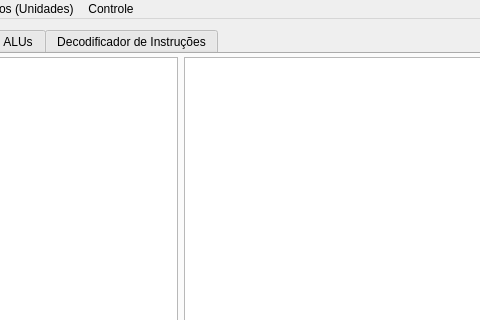
Qt form SIMULinho_UI/simulinho.ui (RISCuinho/SIMULinho) before a commit; both pictures show x 89 to 569 and y 0 to 320 of the 1024 by 640 pixel window.
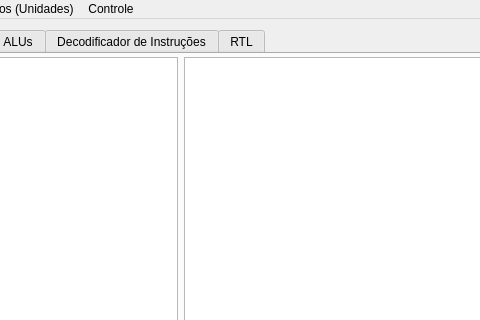
The same form after that commit. The open tabs and pages were chosen to show the change. Custom widgets are drawn as their Qt base class.

```diff
--- a/SIMULinho_UI/simulinho.ui
+++ b/SIMULinho_UI/simulinho.ui
@@ -72,6 +72,11 @@
         <string>Decodificador de Instruções</string>
        </attribute>
       </widget>
+      <widget class="EquipoGraphWidget" name="tabRTL">
+       <attribute name="title">
+        <string>RTL</string>
+       </attribute>
+      </widget>
      </widget>
     </item>
    </layout>
@@ -176,6 +181,12 @@
     <slot>slot1()</slot>
    </slots>
   </customwidget>
+  <customwidget>
+   <class>EquipoGraphWidget</class>
+   <extends>QWidget</extends>
+   <header location="global">equipographlib.h</header>
+   <container>1</container>
+  </customwidget>
  </customwidgets>
  <resources/>
  <connections/>
```
Left out of the diff: 4 changed lines with no effect on the pictures.
